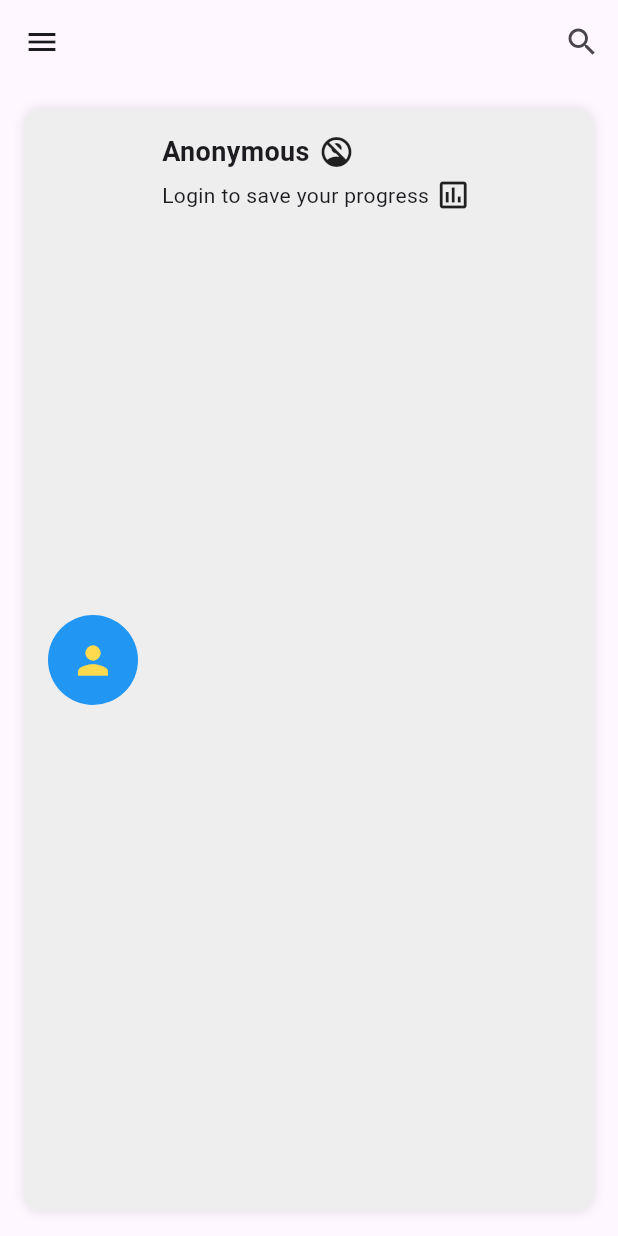
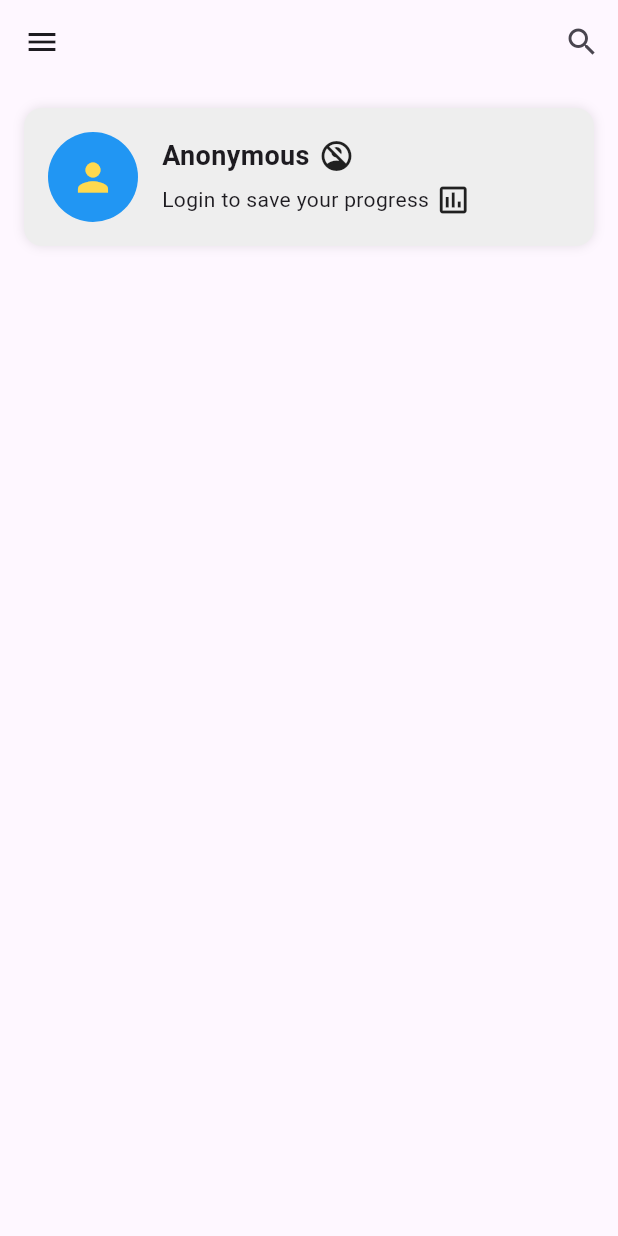
Before and after one commit to AnantKumarSingh26/SQuiz, a Flutter app: the HomeScreen screen opened directly, on a phone screen of 412 x 824 dp. Run offline on Flutter 3.47's test engine with Material 3 defaults, Android fonts, the phone set to English and light mode, and no system bars; our stand-ins replace firebase_core; accounts and stored records are empty.

Commit message:
Fixed the User Conatiner

```diff
--- a/lib/screens/home.dart
+++ b/lib/screens/home.dart
@@ -12,7 +12,9 @@ class HomeScreen extends StatelessWidget {
           IconButton(onPressed: () {}, icon: const Icon(Icons.search_sharp)),
         ],
       ),
-      body: Padding(
+      body: Column(
+        children: [
+          Padding(
             padding: const EdgeInsets.all(16.0),
             child: Container(
               padding: const EdgeInsets.all(16),
@@ -25,6 +27,7 @@ class HomeScreen extends StatelessWidget {
               ),
               //User Icon
               child: Row(
+                crossAxisAlignment: CrossAxisAlignment.center,
                 children: [
                   const CircleAvatar(
                     radius: 30,
@@ -39,6 +42,7 @@ class HomeScreen extends StatelessWidget {
 
                   Column(
                     crossAxisAlignment: CrossAxisAlignment.start,
+                    mainAxisAlignment: MainAxisAlignment.center,
                     children: const [
                       Row(
                         children: [
@@ -65,6 +69,8 @@ class HomeScreen extends StatelessWidget {
               ),
             ),
           ),
+        ],
+      ),
     );
   }
 }
```
Lines whose indentation alone changed are shown as unchanged.
